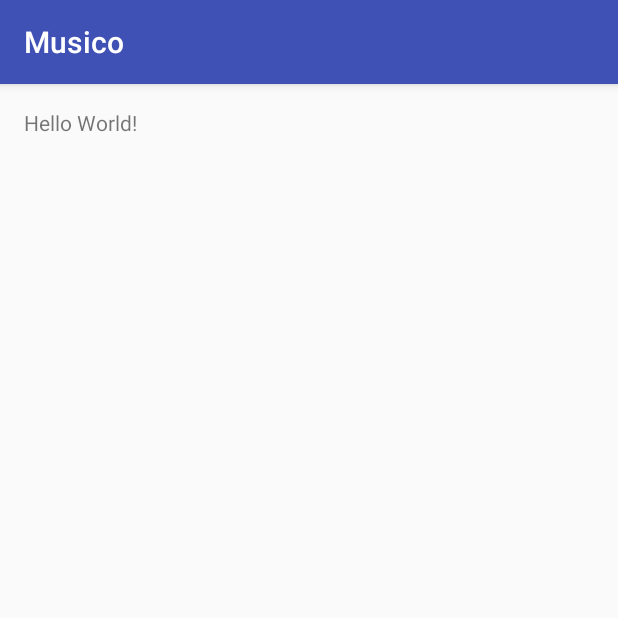
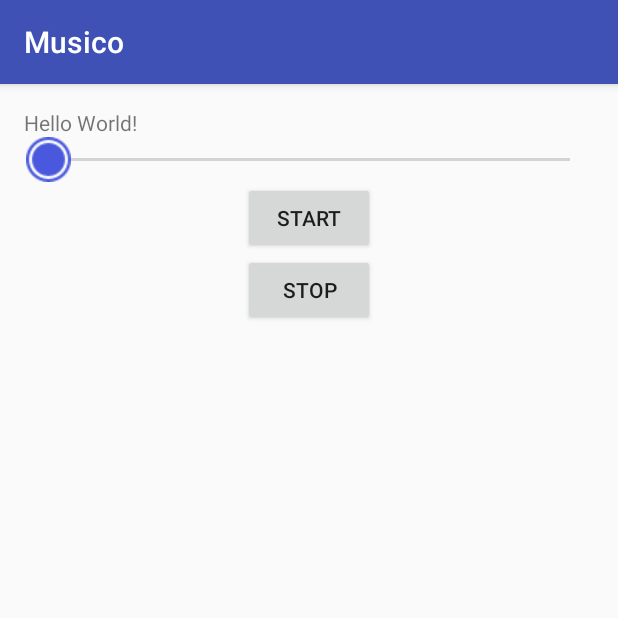
Before and after one commit to sigmasigma/Musico, an Android app: the screen it shows after launch (MainActivity), on a phone screen of 412 x 824 dp, the top half of it. Run offline under Robolectric (Android 15) with nearby library versions, the phone set to English and light mode, and no system bars; libraries missing offline, so code that uses them is left out: com.parse; 5 statements that could not run were skipped.

Commit message:
シークバーできた

```diff
--- a/app/src/main/java/com/example/gushimakota/musico/MainActivity.java
+++ b/app/src/main/java/com/example/gushimakota/musico/MainActivity.java
@@ -1,22 +1,123 @@
 package com.example.gushimakota.musico;
 
+import android.media.MediaPlayer;
+import android.os.Handler;
 import android.support.v7.app.AppCompatActivity;
 import android.os.Bundle;
+import android.view.View;
+import android.widget.Button;
+import android.widget.ProgressBar;
+import android.widget.SeekBar;
 
 import com.parse.Parse;
 import com.parse.ParseObject;
 
 public class MainActivity extends AppCompatActivity {
 
+    private SeekBar progressBar;
+    private MediaPlayer mediaPlayer;
+    private Button btStart;
+    private Button btStop;
+    private Handler handler;
+    private int timeProgress;
+    private boolean startBool = false;
+
     @Override
     protected void onCreate(Bundle savedInstanceState) {
         super.onCreate(savedInstanceState);
         setContentView(R.layout.activity_main);
+
+        handler = new Handler();
+
         // Enable Local Datastore.
         Parse.enableLocalDatastore(this);
         Parse.initialize(this, "XB4hSQBay6VfK6ZRXTWVh3ir375cML7TOwXgt9mv", "EO4ZV6k2ZWxyiLqJj7LO9YxtAAbHwPrIKsH4LDG5");
         ParseObject testObject = new ParseObject("TestObject");
         testObject.put("foo", "bar");
         testObject.saveInBackground();
+
+        mediaPlayer = MediaPlayer.create(this, R.raw.emergence);
+
+
+        progressBar = (SeekBar) findViewById(R.id.seekBar);
+        // 水平プログレスバーの最大値を設定します
+        progressBar.setMax(mediaPlayer.getDuration());
+        // 水平プログレスバーの値を設定します
+        progressBar.setProgress(0);
+        btStart = (Button)findViewById(R.id.bt_start);
+        btStop = (Button)findViewById(R.id.bt_stop);
+        btStart.setOnClickListener(new View.OnClickListener() {
+            @Override
+            public void onClick(View v) {
+                try{
+                    mediaPlayer.prepare();
+                    startBool = true;
+                }catch (Exception e){
+                    mediaPlayer.start();
+                    runTimeBar();
+                }
+            }
+        });
+        btStop.setOnClickListener(new View.OnClickListener() {
+            @Override
+            public void onClick(View v) {
+                mediaPlayer.pause();
+
+            }
+        });
+
+        try{
+            mediaPlayer.prepare();
+            startBool = true;
+        }catch (Exception e){
+            mediaPlayer.start();
+            runTimeBar();
+        }
+
+        progressBar.setOnSeekBarChangeListener(
+                new SeekBar.OnSeekBarChangeListener() {
+                    public void onProgressChanged(SeekBar seekBar, int progress, boolean fromUser) {
+                        // ツマミをドラッグしたときに呼ばれる
+                        timeProgress = progress;
+                    }
+
+                    public void onStartTrackingTouch(SeekBar seekBar) {
+                        // ツマミに触れたときに呼ばれる
+                    }
+
+                    public void onStopTrackingTouch(SeekBar seekBar) {
+                        // ツマミを離したときに呼ばれる
+                        if(startBool==false){
+                            try{
+                                mediaPlayer.prepare();
+                                startBool = true;
+                            }catch (Exception e){
+                                mediaPlayer.seekTo(timeProgress);
+                                mediaPlayer.start();
+                                runTimeBar();
+                            }
+                        }
+                        mediaPlayer.seekTo(timeProgress);
+                        mediaPlayer.start();
+                    }
+                }
+        );
+    }
+
+    private void runTimeBar(){
+        Thread t = new Thread() {
+            @Override
+            public void run() {
+                while (mediaPlayer.getDuration() - mediaPlayer.getCurrentPosition() >= 0) {
+                    handler.post(new Runnable() {
+                        @Override
+                        public void run() {
+                            progressBar.setProgress(mediaPlayer.getCurrentPosition());
+                        }
+                    });
+                }
+            }
+        };
+        t.start();
     }
 }
--- a/app/src/main/res/layout/activity_main.xml
+++ b/app/src/main/res/layout/activity_main.xml
@@ -6,6 +6,36 @@
     android:paddingTop="@dimen/activity_vertical_margin"
     android:paddingBottom="@dimen/activity_vertical_margin" tools:context=".MainActivity">
 
-    <TextView android:text="Hello World!" android:layout_width="wrap_content"
-        android:layout_height="wrap_content" />
+    <LinearLayout
+        android:orientation="vertical"
+        android:layout_width="match_parent"
+        android:layout_height="match_parent">
+
+        <TextView android:text="Hello World!" android:layout_width="wrap_content"
+            android:layout_height="wrap_content" />
+
+        <SeekBar
+            android:layout_width="match_parent"
+            android:layout_height="wrap_content"
+            android:id="@+id/seekBar"
+            android:layout_gravity="center"
+            android:focusableInTouchMode="false"
+            android:thumb="@drawable/blue_circle"
+            android:theme="@style/Base.Theme.AppCompat.Light" />
+
+        <Button
+            android:layout_width="wrap_content"
+            android:layout_height="wrap_content"
+            android:text="START"
+            android:id="@+id/bt_start"
+            android:layout_gravity="center_horizontal" />
+
+        <Button
+            android:layout_width="wrap_content"
+            android:layout_height="wrap_content"
+            android:text="STOP"
+            android:id="@+id/bt_stop"
+            android:layout_gravity="center_horizontal" />
+    </LinearLayout>
+
 </RelativeLayout>
```
Also changed, not shown: app/src/main/res/drawable/seekbar.xml (added, +14 -0 lines), app/src/main/res/drawable/blue_circle.png (added), app/src/main/res/drawable/blue_line.png (added), app/src/main/res/drawable/gray_line.png (added), 1 other file.
